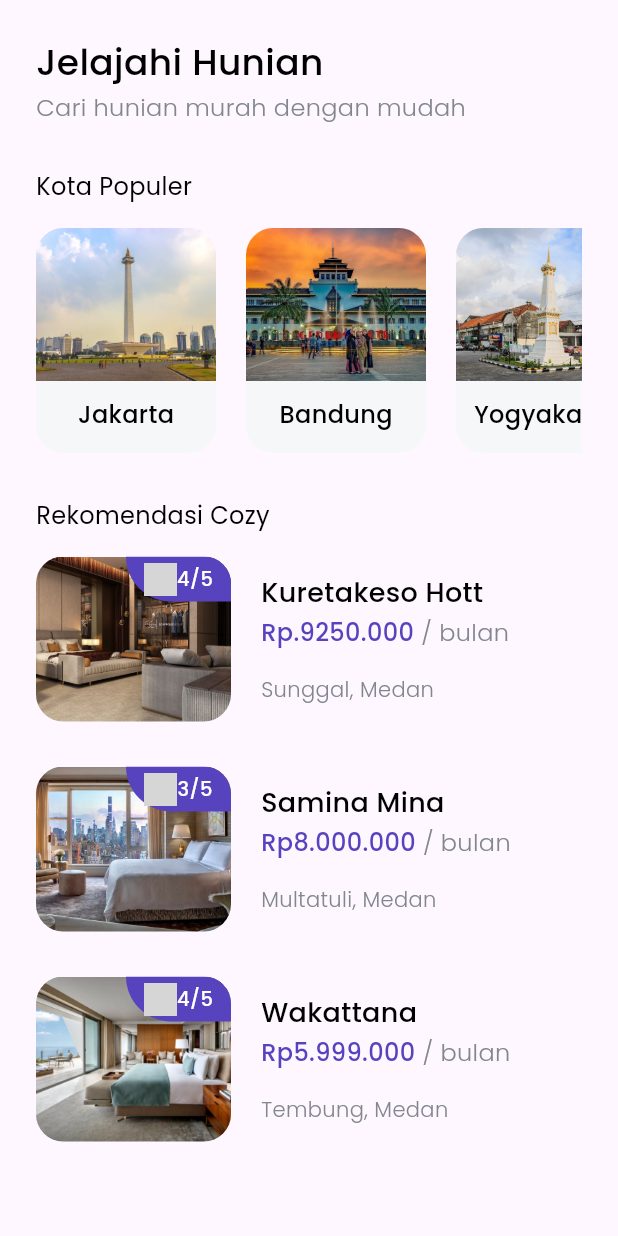
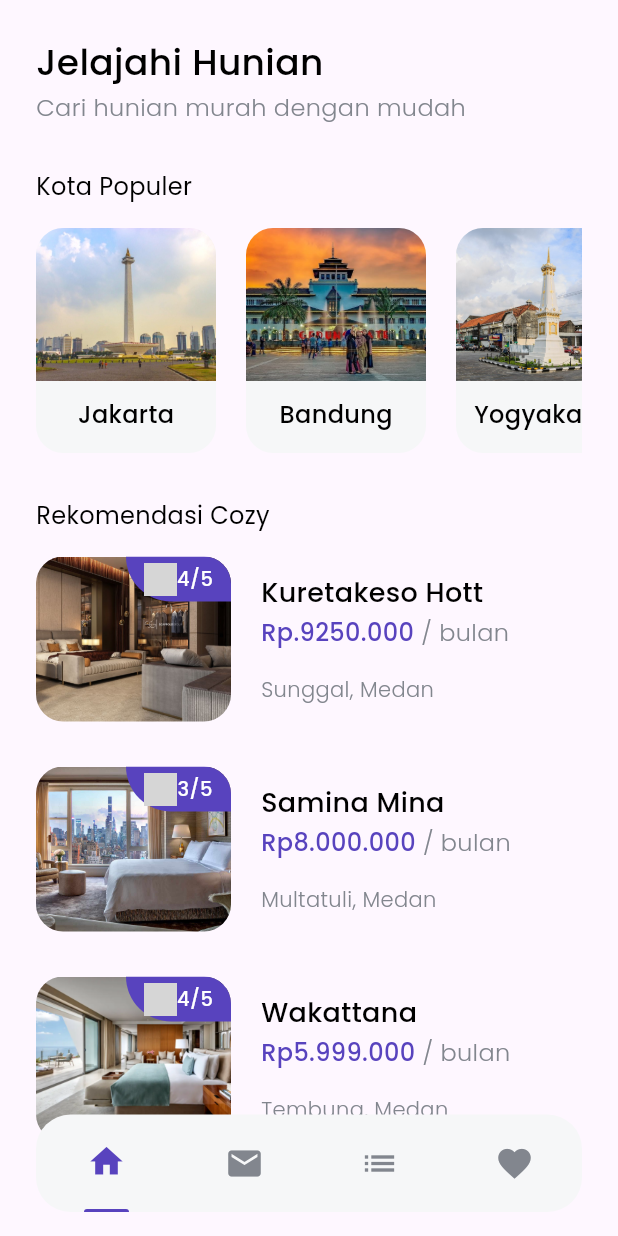
Before and after one commit to nomenklatur/home-quest, a Flutter app: the HomeScreen screen opened directly, on a phone screen of 412 x 824 dp. Run offline on Flutter 3.47's test engine with Material 3 defaults, Android fonts, the phone set to English and light mode, and no system bars; our stand-ins replace google_fonts; grey boxes are pictures that could not be loaded.

Commit message:
feat: bottom navigation bar

```diff
--- a/lib/screens/home.dart
+++ b/lib/screens/home.dart
@@ -2,6 +2,7 @@ import 'package:cari_rumah/const/styles.dart';
 import 'package:cari_rumah/widgets/city_card.dart';
 import 'package:cari_rumah/widgets/space_card.dart';
 import 'package:cari_rumah/widgets/tips_card.dart';
+import 'package:cari_rumah/widgets/bottom_nav.dart';
 import 'package:flutter/material.dart';
 import 'package:cari_rumah/dummies/cities.dart';
 import 'package:cari_rumah/dummies/spaces.dart';
@@ -15,10 +16,9 @@ class HomeScreen extends StatelessWidget {
     return Scaffold(
       body: SafeArea(
         bottom: false,
-        child: Padding(
-          padding: const EdgeInsets.symmetric(vertical: 24),
         child: ListView(
           children: [
+            const SizedBox(height: 24),
             Padding(
               padding: const EdgeInsets.only(left: 24),
               child: Text('Jelajahi Hunian', style: AppFonts.dark.copyWith(fontSize: 24)),
@@ -82,11 +82,30 @@ class HomeScreen extends StatelessWidget {
                   TipsCard(tips: dummiesTips[1]),
                 ],
               ),
+            ),
+            const SizedBox(height: 94)
+          ],
         )
+      ),
+      floatingActionButton: Container(
+        height: 65,
+        width: MediaQuery.of(context).size.width - (48),
+        margin: const EdgeInsets.symmetric(horizontal: 24),
+        decoration: BoxDecoration(
+          color: const Color(0xffF6F7F8),
+          borderRadius: BorderRadius.circular(23)
+        ),
+        child: Row(
+          mainAxisAlignment: MainAxisAlignment.spaceAround,
+          children: [
+            BottomNav(icon: Icons.home, isActive: true,),
+            BottomNav(icon: Icons.mail),
+            BottomNav(icon: Icons.list),
+            BottomNav(icon: Icons.favorite)
           ],
         ),
-        )
       ),
+      floatingActionButtonLocation: FloatingActionButtonLocation.centerFloat,
     );
   }
 }
--- /dev/null
+++ b/lib/widgets/bottom_nav.dart
@@ -0,0 +1,31 @@
+import 'package:cari_rumah/const/styles.dart';
+import 'package:flutter/material.dart';
+
+class BottomNav extends StatelessWidget {
+  final IconData icon;
+  final bool isActive;
+
+  BottomNav({Key? key, required this.icon, this.isActive = false}):super(key: key);
+
+  @override
+  Widget build(BuildContext context) {
+    return Column(
+      children: [
+        Spacer(),
+        Icon(icon, color: isActive ? AppColors.primary : AppColors.secondary, size: 26),
+        Spacer(),
+        isActive ? Container(
+          width: 30,
+          height: 2,
+          decoration: BoxDecoration(
+            color: isActive? AppColors.primary : AppColors.secondary,
+            borderRadius: BorderRadius.vertical(
+              top: Radius.circular(1000)
+            )
+          ),
+        ) : Container()
+
+      ],
+    );
+  }
+}
```
Lines whose indentation alone changed are shown as unchanged.
